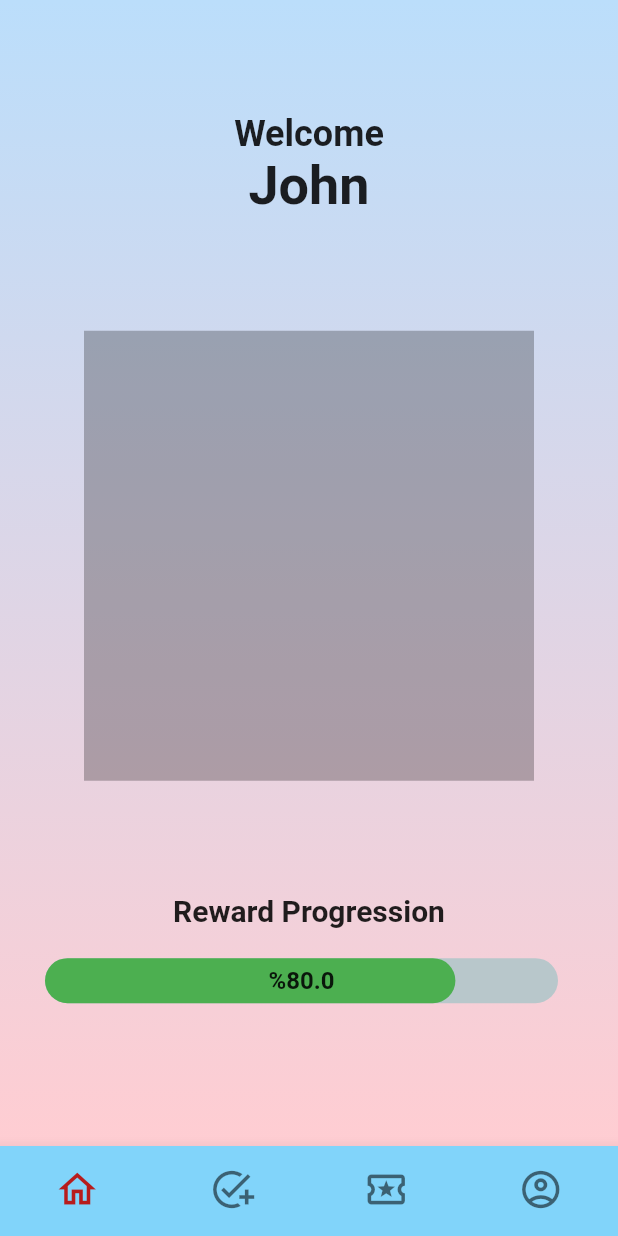
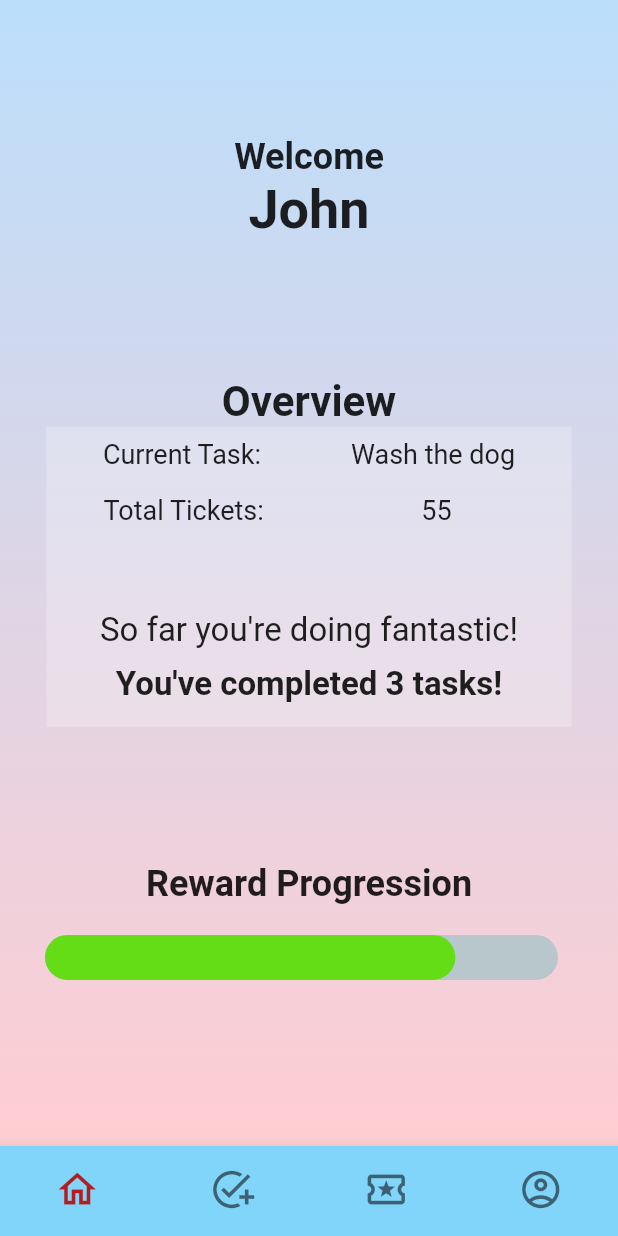
Before and after one commit to s3838761/COSCSILENCE, a Flutter app: the screen it shows after launch, after a tap on "Child View", on a phone screen of 412 x 824 dp. Run offline on Flutter 3.47's test engine with Material 2 defaults, Android fonts, the phone set to English and light mode, and no system bars; drawn by our look-alikes of percent_indicator; our stand-ins replace flutter_fortune_wheel.

Commit message:
Adds child page consistency with figma design

```diff
--- a/Flutter/dopa_mine/lib/home.dart
+++ b/Flutter/dopa_mine/lib/home.dart
@@ -41,15 +41,76 @@ class _HomePageState extends State<HomePage> {
                     const TextStyle(fontWeight: FontWeight.bold, fontSize: 36),
               ),
               const Spacer(),
+              const Text(
+                "Overview",
+                style: TextStyle(fontSize: 28, fontWeight: FontWeight.bold),
+              ),
               Container(
-                width: 300,
-                height: 300,
-                color: Colors.black26,
+                width: 350,
+                height: 200,
+                color: Colors.white24,
+                child: Column(
+                  children: <Widget>[
+                    Padding(
+                      padding: const EdgeInsets.all(8.0),
+                      child: Row(
+                        mainAxisAlignment: MainAxisAlignment.center,
+                        children: const <Widget>[
+                          Text(
+                            'Current Task:',
+                            style: TextStyle(fontSize: 18),
+                          ),
+                          Padding(
+                            padding: EdgeInsets.only(left: 60),
+                            child: Text(
+                              'Wash the dog',
+                              style: TextStyle(fontSize: 18),
+                            ),
+                          )
+                        ],
+                      ),
+                    ),
+                    Padding(
+                      padding: const EdgeInsets.all(8.0),
+                      child: Row(
+                        children: const <Widget>[
+                          Padding(
+                            padding: EdgeInsets.symmetric(horizontal: 30),
+                            child: Text(
+                              'Total Tickets:',
+                              style: TextStyle(fontSize: 18),
+                            ),
+                          ),
+                          Padding(
+                            padding: EdgeInsets.only(left: 75),
+                            child: Text(
+                              '55',
+                              style: TextStyle(fontSize: 18),
+                            ),
+                          )
+                        ],
+                      ),
+                    ),
+                    const Spacer(),
+                    const Text(
+                      'So far you\'re doing fantastic!',
+                      style: TextStyle(fontSize: 22),
+                    ),
+                    const Padding(
+                      padding: EdgeInsets.only(bottom: 15, top: 10),
+                      child: Text(
+                        'You\'ve completed 3 tasks!',
+                        style: TextStyle(
+                            fontSize: 22, fontWeight: FontWeight.bold),
+                      ),
+                    )
+                  ],
+                ),
               ),
               const Spacer(),
               const Text(
                 'Reward Progression',
-                style: TextStyle(fontSize: 20, fontWeight: FontWeight.bold),
+                style: TextStyle(fontSize: 24, fontWeight: FontWeight.bold),
               ),
               Padding(
                 padding: const EdgeInsets.all(20),
@@ -59,13 +120,8 @@ class _HomePageState extends State<HomePage> {
                   lineHeight: 30.0,
                   animationDuration: 2500,
                   percent: childArr[4] / childArr[5],
-                  center: Text(
-                    '%${(childArr[4] / childArr[5] * 100)}',
-                    style: const TextStyle(
-                        fontWeight: FontWeight.bold, fontSize: 16),
-                  ),
                   linearStrokeCap: LinearStrokeCap.roundAll,
-                  progressColor: Colors.green,
+                  progressColor: Colors.lightGreenAccent.shade700,
                 ),
               ),
               const Spacer(),
--- a/Flutter/dopa_mine/lib/rewards.dart
+++ b/Flutter/dopa_mine/lib/rewards.dart
@@ -53,7 +53,18 @@ class _RewardsPageState extends State<RewardsPage> {
               ],
             ),
             ...rewardOptions.map(buildCheckbox).toList(),
-            ElevatedButton(onPressed: () {}, child: const Text('Redeem'))
+            const Spacer(),
+            ElevatedButton(
+                style: ElevatedButton.styleFrom(
+                    padding: const EdgeInsets.symmetric(horizontal: 50),
+                    shape: RoundedRectangleBorder(
+                        borderRadius: BorderRadius.circular(20))),
+                onPressed: () {},
+                child: const Text(
+                  'REDEEM',
+                  style: TextStyle(fontSize: 24, fontWeight: FontWeight.bold),
+                )),
+            const Spacer()
           ],
         ),
       ),
--- a/Flutter/dopa_mine/lib/tasks.dart
+++ b/Flutter/dopa_mine/lib/tasks.dart
@@ -82,6 +82,11 @@ class _TasksPageState extends State<TasksPage> {
                   ],
                 ),
               ),
+              const Text(
+                'Task Selected: ',
+                style: TextStyle(fontSize: 24),
+              ),
+              const Spacer(),
               ...rewardOptions.map(buildCheckbox).toList(),
               const Spacer(),
             ],
```
